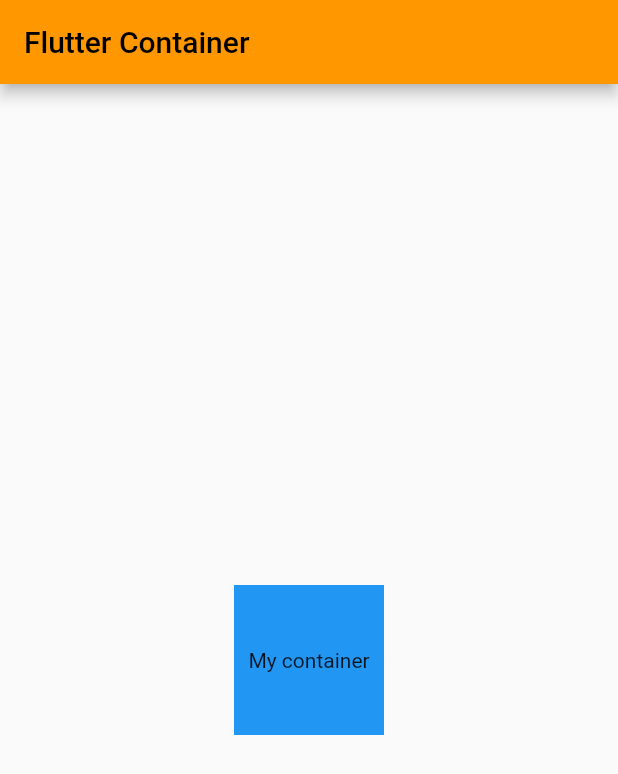
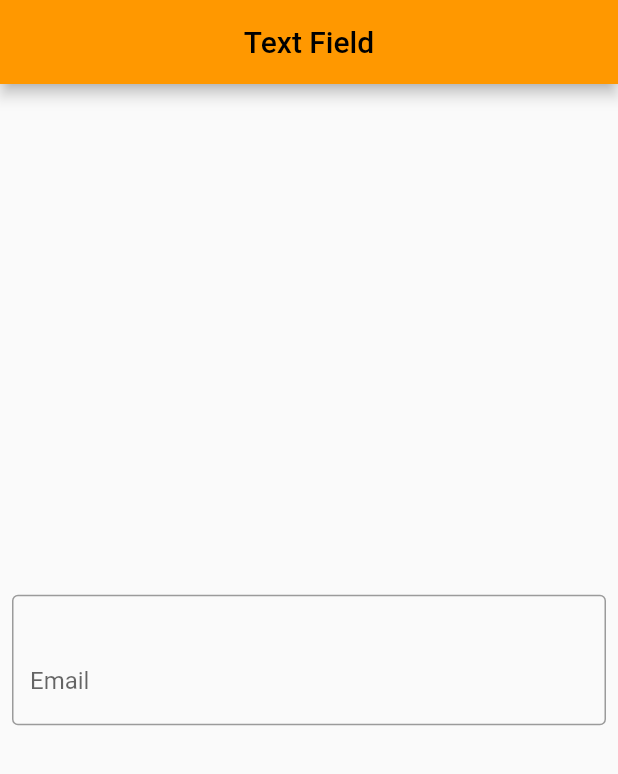
Before and after one commit to luckydarwai/Flutter, a Flutter app: the screen it shows after launch, on a phone screen of 412 x 824 dp. Shown: the top 774 px of the screen. Run offline on Flutter 3.47's test engine with Material 2 defaults, Android fonts, the light colour scheme and no system bars.

Commit message:
text Field

```diff
--- a/lib/main.dart
+++ b/lib/main.dart
@@ -31,18 +31,24 @@
   @override
   Widget build(BuildContext context) {
     return Scaffold(
-      appBar: AppBar(
-        title: Text("Flutter Container "),
-      ),
-      body: Center(
-        child: Container(
-          height: 100,
-          width: 100,
-          child: Text("My container"),
-          color: Colors.blue,
-          alignment: Alignment.center,
+        appBar: AppBar(
+          title: Center(child: Text("Text Field")),
         ),
-      ),
-    );
+        body: Padding(
+          padding: const EdgeInsets.all(8.0),
+          child: Center(
+            child: TextField(
+              decoration: InputDecoration(
+                hintText: "Email",
+                border: OutlineInputBorder(),
+                suffix: Icon(
+                  Icons.person,
+                  color: Colors.blue,
+                  size: 43,
+                ),
+              ),
+            ),
+          ),
+        ));
   }
 }
```
